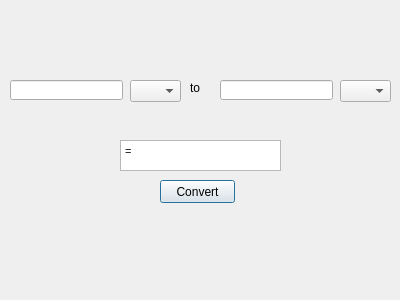
Before: the Qt Designer form weight.ui in ITAAcademy/ITAInformator, drawn with Qt 5.
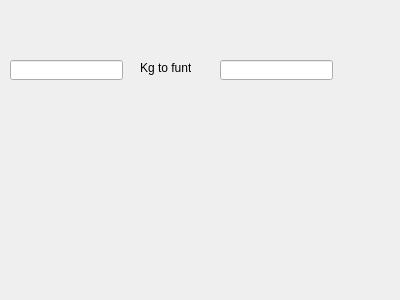
After: the same form once the commit is applied.

Commit message: -Add conversion function Distance and Weight

The edit to the form file:
```diff
--- a/weight.ui
+++ b/weight.ui
@@ -17,7 +17,7 @@
    <property name="geometry">
     <rect>
      <x>10</x>
-     <y>80</y>
+     <y>60</y>
      <width>113</width>
      <height>20</height>
     </rect>
@@ -27,73 +27,23 @@
    <property name="geometry">
     <rect>
      <x>220</x>
-     <y>80</y>
+     <y>60</y>
      <width>113</width>
      <height>20</height>
     </rect>
    </property>
   </widget>
-  <widget class="QComboBox" name="comboBox_Weight">
-   <property name="geometry">
-    <rect>
-     <x>130</x>
-     <y>80</y>
-     <width>51</width>
-     <height>22</height>
-    </rect>
-   </property>
-  </widget>
-  <widget class="QComboBox" name="comboBox_Weight_2">
-   <property name="geometry">
-    <rect>
-     <x>340</x>
-     <y>80</y>
-     <width>51</width>
-     <height>22</height>
-    </rect>
-   </property>
-  </widget>
   <widget class="QLabel" name="label_2">
    <property name="geometry">
     <rect>
-     <x>190</x>
-     <y>80</y>
-     <width>21</width>
+     <x>140</x>
+     <y>60</y>
+     <width>51</width>
      <height>16</height>
     </rect>
    </property>
    <property name="text">
-    <string>to</string>
-   </property>
-  </widget>
-  <widget class="QTextBrowser" name="textBrowser_Weight">
-   <property name="geometry">
-    <rect>
-     <x>120</x>
-     <y>140</y>
-     <width>161</width>
-     <height>31</height>
-    </rect>
-   </property>
-   <property name="html">
-    <string>&lt;!DOCTYPE HTML PUBLIC &quot;-//W3C//DTD HTML 4.0//EN&quot; &quot;http://www.w3.org/TR/REC-html40/strict.dtd&quot;&gt;
-&lt;html&gt;&lt;head&gt;&lt;meta name=&quot;qrichtext&quot; content=&quot;1&quot; /&gt;&lt;style type=&quot;text/css&quot;&gt;
-p, li { white-space: pre-wrap; }
-&lt;/style&gt;&lt;/head&gt;&lt;body style=&quot; font-family:'MS Shell Dlg 2'; font-size:8.25pt; font-weight:400; font-style:normal;&quot;&gt;
-&lt;p style=&quot; margin-top:0px; margin-bottom:0px; margin-left:0px; margin-right:0px; -qt-block-indent:0; text-indent:0px;&quot;&gt;=&lt;/p&gt;&lt;/body&gt;&lt;/html&gt;</string>
-   </property>
-  </widget>
-  <widget class="QPushButton" name="pushButton_Weight">
-   <property name="geometry">
-    <rect>
-     <x>160</x>
-     <y>180</y>
-     <width>75</width>
-     <height>23</height>
-    </rect>
-   </property>
-   <property name="text">
-    <string>Convert</string>
+    <string>Kg to funt</string>
    </property>
   </widget>
  </widget>
```
The commit also changes 5 other files.
